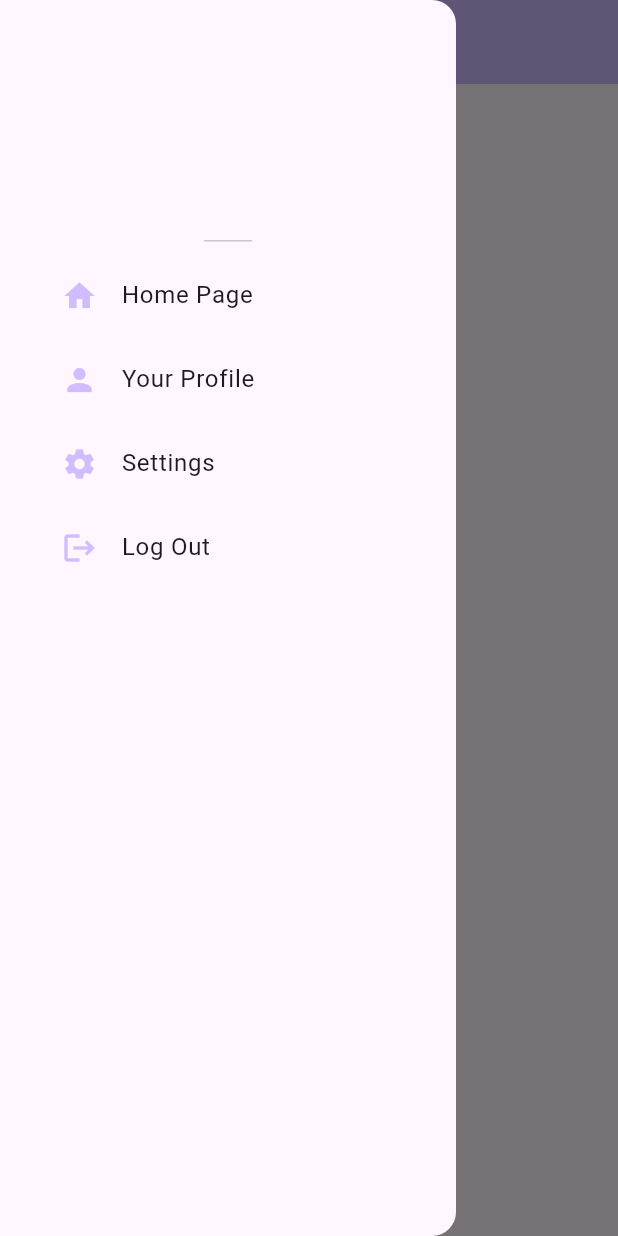
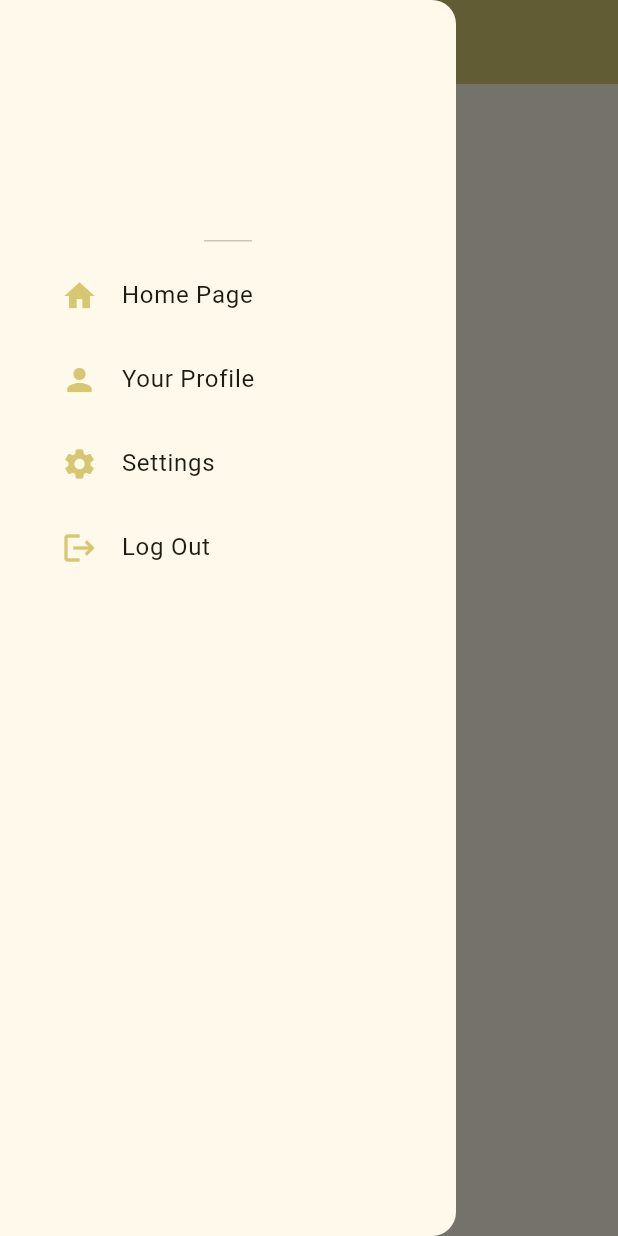
Before and after one commit to noavba/blabber, a Flutter app: the screen it shows once a user with an empty profile is signed in, with the side drawer open, on a phone screen of 412 x 824 dp. Run offline on Flutter 3.47's test engine with Material 3 defaults, Android fonts, the phone set to English and light mode, and no system bars; our stand-ins replace cloud_firestore, firebase_auth, firebase_core; accounts and stored records are empty; network calls fail.

Commit message:
Revert "Revert "Merge branch 'main' of https://github.com/noavba/blabber""
This reverts commit c80413cf0a01776fd094edcc030e0d22c6750f5b.

```diff
--- a/lib/main.dart
+++ b/lib/main.dart
@@ -29,6 +29,11 @@ class MyApp extends StatelessWidget {
   @override
   Widget build(BuildContext context) {
     return MaterialApp(
+      theme: ThemeData(
+        colorScheme: ColorScheme.fromSeed(
+          seedColor: Color.fromARGB(255, 249, 227, 30),
+        ),
+      ),
       home: const AuthPage(),
       routes: {
         '/login_or_register': (context) => const LoginOrRegisterPage(),
--- a/lib/pages/profile_page.dart
+++ b/lib/pages/profile_page.dart
@@ -189,7 +189,7 @@ class _TopPortion extends StatelessWidget {
               gradient: LinearGradient(
                   begin: Alignment.bottomCenter,
                   end: Alignment.topCenter,
-                  colors: [Color(0xffF9E21E), Color(0xffF91C1F)]),
+                  colors: [Color(0xffF91C1F), Color(0xffDCC800)]),
               borderRadius: BorderRadius.only(
                 bottomLeft: Radius.circular(50),
                 bottomRight: Radius.circular(50),
```
